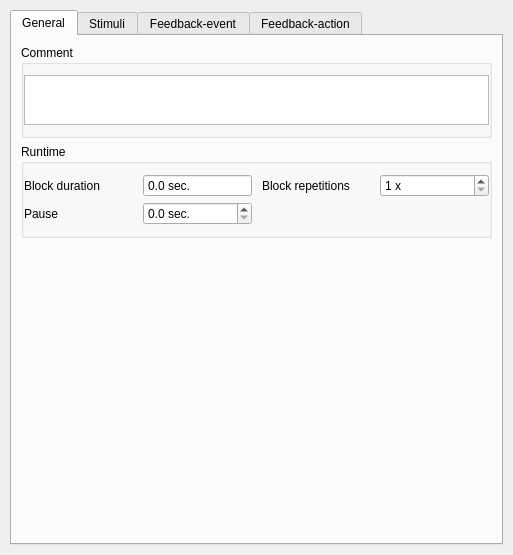
Above: Scenario_designer/ct_conftoyu.ui from luizamici/caretoy before the change. Below: the same form after it.
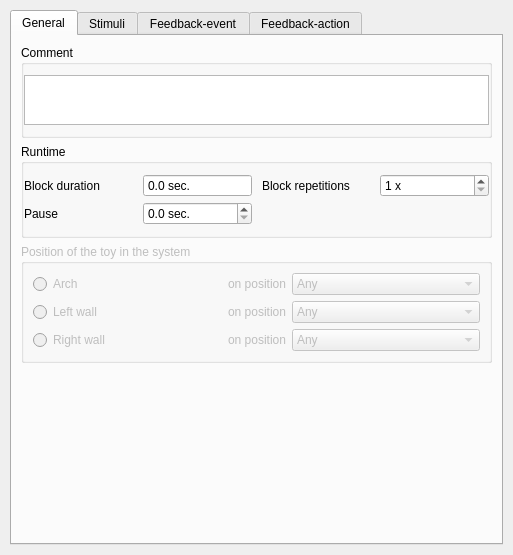
That is the form after the change. Custom widgets are drawn as their Qt base class.

Commit message: Fixed bug on deletion of blocks in the scenario designer. Added name of the open scenario on top of the window, added speaker stimuli in the arch block(disabled) and toy position(disabled). The disabled features are written in the xml, they just need to be enabled once the features work in the system.

```diff
--- a/Scenario_designer/ct_conftoyu.ui
+++ b/Scenario_designer/ct_conftoyu.ui
@@ -202,6 +202,141 @@
          </layout>
         </widget>
        </item>
+       <item>
+        <widget class="QGroupBox" name="groupBox">
+         <property name="enabled">
+          <bool>false</bool>
+         </property>
+         <property name="title">
+          <string>Position of the toy in the system</string>
+         </property>
+         <layout class="QGridLayout" name="gridLayout_3" columnstretch="1,0,1">
+          <item row="0" column="2">
+           <widget class="QComboBox" name="qcb_block_position_arch">
+            <property name="enabled">
+             <bool>false</bool>
+            </property>
+            <item>
+             <property name="text">
+              <string>Any</string>
+             </property>
+            </item>
+            <item>
+             <property name="text">
+              <string>#1</string>
+             </property>
+            </item>
+            <item>
+             <property name="text">
+              <string>#2</string>
+             </property>
+            </item>
+            <item>
+             <property name="text">
+              <string>#2</string>
+             </property>
+            </item>
+           </widget>
+          </item>
+          <item row="1" column="0">
+           <widget class="QRadioButton" name="qrb_block_position_left">
+            <property name="text">
+             <string>Left wall</string>
+            </property>
+           </widget>
+          </item>
+          <item row="2" column="0">
+           <widget class="QRadioButton" name="qrb_block_position_right">
+            <property name="text">
+             <string>Right wall</string>
+            </property>
+           </widget>
+          </item>
+          <item row="2" column="2">
+           <widget class="QComboBox" name="qcb_block_position_right">
+            <property name="enabled">
+             <bool>false</bool>
+            </property>
+            <item>
+             <property name="text">
+              <string>Any</string>
+             </property>
+            </item>
+            <item>
+             <property name="text">
+              <string>#1</string>
+             </property>
+            </item>
+            <item>
+             <property name="text">
+              <string>#2</string>
+             </property>
+            </item>
+            <item>
+             <property name="text">
+              <string>#3</string>
+             </property>
+            </item>
+           </widget>
+          </item>
+          <item row="1" column="2">
+           <widget class="QComboBox" name="qcb_block_position_left">
+            <property name="enabled">
+             <bool>false</bool>
+            </property>
+            <item>
+             <property name="text">
+              <string>Any</string>
+             </property>
+            </item>
+            <item>
+             <property name="text">
+              <string>#1</string>
+             </property>
+            </item>
+            <item>
+             <property name="text">
+              <string>#2</string>
+             </property>
+            </item>
+            <item>
+             <property name="text">
+              <string>#3</string>
+             </property>
+            </item>
+           </widget>
+          </item>
+          <item row="0" column="0">
+           <widget class="QRadioButton" name="qrb_block_position_arch">
+            <property name="text">
+             <string>Arch</string>
+            </property>
+           </widget>
+          </item>
+          <item row="0" column="1">
+           <widget class="QLabel" name="qlb_block_position_arch">
+            <property name="text">
+             <string>on position</string>
+            </property>
+           </widget>
+          </item>
+          <item row="1" column="1">
+           <widget class="QLabel" name="qlb_block_position_left">
+            <property name="text">
+             <string>on position</string>
+            </property>
+           </widget>
+          </item>
+          <item row="2" column="1">
+           <widget class="QLabel" name="qlb_block_position_right">
+            <property name="text">
+             <string>on position</string>
+            </property>
+           </widget>
+          </item>
+         </layout>
+        </widget>
+       </item>
        <item>
         <spacer name="verticalSpacer">
          <property name="orientation">
```
The commit also changes 19 other files.
